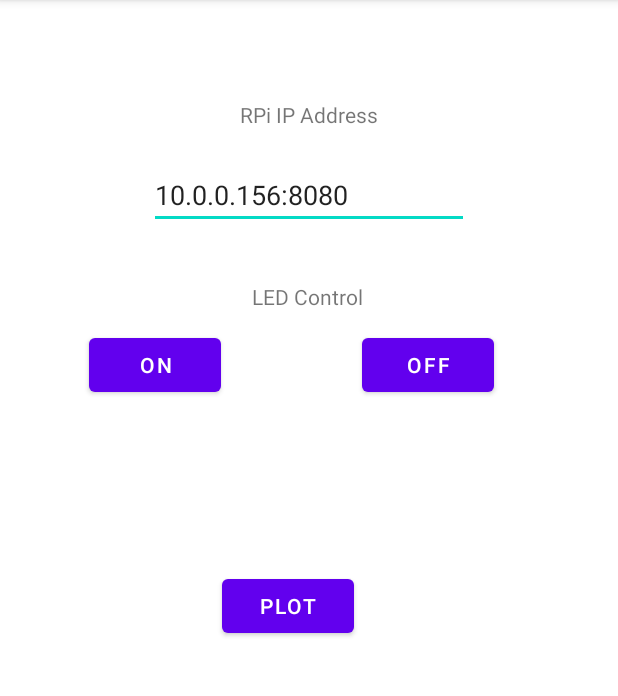
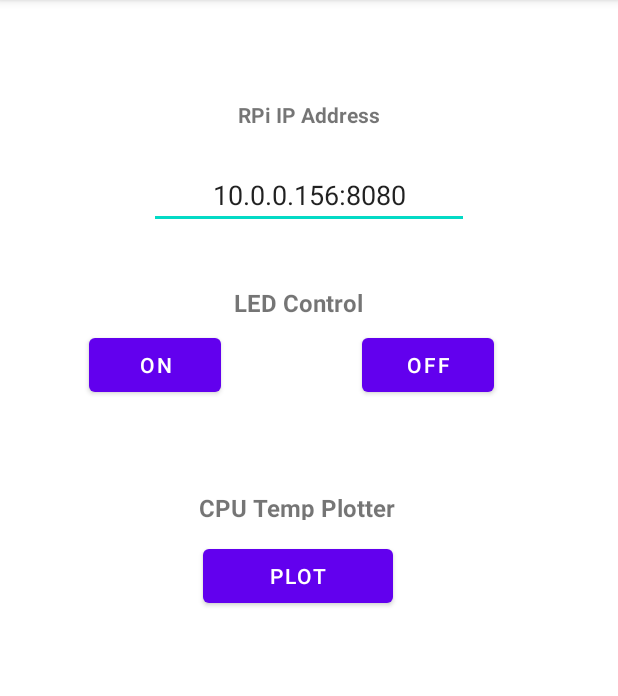
Before and after one commit to ksarsh/Pie-Controller, an Android app: the screen it shows after launch (MainActivity), after a tap on "ON", on a phone screen of 412 x 824 dp, the part 84-780 px from its top. Run offline under Robolectric (Android 15) with nearby library versions, the phone set to English and light mode, and no system bars.

Commit message:
Clean up & Format Application Page

```diff
--- a/RPiController/app/src/main/java/com/example/rpi_controller/MainActivity.java
+++ b/RPiController/app/src/main/java/com/example/rpi_controller/MainActivity.java
@@ -77,14 +77,7 @@ public class MainActivity extends AppCompatActivity {
             @Override
             public void onClick(View v) {
                 Log.d("Arjun Plotter Test", "Hello Plotter");
-                // startActivity(new Intent(MainActivity.this, Plotter.class));
                 Intent intent = new Intent(MainActivity.this, Plotter.class);
-//                String[] str1 = {"Arj","jun","Sha","nkar","ks"};
-//                double[] num2 = {6.0,7.0,8.0,9.0,10.0};
-//
-//                intent.putExtra("Str", str1);
-//                intent.putExtra("Flt", num2);
-
                 intent.putExtra("HashMap", (Serializable) TimeTempMap);
                 startActivity(intent);
             }
@@ -94,32 +87,16 @@ public class MainActivity extends AppCompatActivity {
     public void getIpAndPort()
     {
         String ipAndPort = ipAddr.getText().toString();
-        Log.d("Arjun IP Test", "IP: " + ipAndPort);
         String temp[] = ipAndPort.split(":");
         wifiIP = temp[0];
         wifiPort = Integer.valueOf(temp[1]);
-        Log.d("Arjun IP Test", "IP: " + wifiIP);
-        Log.d("Arjun IP Test", "Port: " + wifiPort);
+        Log.d("Arjun IP Test", "IP: " + wifiIP + " Port: " + wifiPort);
     }
-
-//        ArrayList<Instant> sortedInstant = new ArrayList<Instant>(TimeTempRecvMap.keySet());
-//        Collections.sort(sortedInstant);
-
-//    public ArrayList<Float> sortTemp(ArrayList<Instant> sortedInstant)
-//    {
-//        ArrayList<Float> sortedTemp = new ArrayList<>()
-//    }
-
-
 
     @RequiresApi(api = Build.VERSION_CODES.O)
     public void insertKeyValue(float fTemp){
         Instant instant = Instant.now();
         TimeTempMap.put(instant, fTemp);
-//        ArrayList<Instant> sortedKeys = new ArrayList<Instant>(TimeTempMap.keySet());
-//        Collections.sort(sortedKeys);
-//        for(Instant inst : sortedKeys)
-//            Log.d("Arjun Dict Test", "key: " + inst + " Value: " + TimeTempMap.get(inst));
     }
 
     public class SocketAsyncTask extends AsyncTask<Void,Void,Void>
--- a/RPiController/app/src/main/java/com/example/rpi_controller/Plotter.java
+++ b/RPiController/app/src/main/java/com/example/rpi_controller/Plotter.java
@@ -38,20 +38,11 @@ public class Plotter extends AppCompatActivity {
 
         tempPlot = findViewById(R.id.tempPlot);
 
-        // Test getIntent()
-
         TimeTempRecvMap = (Map<Instant, Float>) getIntent().getSerializableExtra("HashMap");
 
-//        for(Instant inst: TimeTempRecvMap.keySet())
-//            Log.d("Arjun Intent HM Test", "Time: " + inst + " Temp: " + TimeTempRecvMap.get(inst));
-
         final Instant[] instantLabel = sortInstant();
-        final Number[] timeLabel = {1,2,3,4,5,6,7,8,9,10,11,12,13,14,15,16,17,18,19,20,21};
-        //double[] tempLabel = {44.2, 45.6, 39.3, 40.4, 46.8, 41.9, 45.7, 48.5, 48.4, 46.7};
-        Number[] seriesNumber = {2,4,6,8,10,14,16,18,22,24};
         final Float[] tempNumber = sortTemp(instantLabel);
 
-        // XYSeries tempSeries = new SimpleXYSeries(Arrays.asList(seriesNumber), SimpleXYSeries.ArrayFormat.Y_VALS_ONLY, "Series");
         XYSeries tempSeries = new SimpleXYSeries(Arrays.asList(tempNumber), SimpleXYSeries.ArrayFormat.Y_VALS_ONLY, "Series");
 
         LineAndPointFormatter seriesFormat = new LineAndPointFormatter(Color.RED, Color.GREEN, null,null);
@@ -64,8 +55,6 @@ public class Plotter extends AppCompatActivity {
             @Override
             public StringBuffer format(Object obj, StringBuffer toAppendTo, FieldPosition pos) {
                 int i = Math.round( ((Number) obj).floatValue());
-                Log.d("Arjun i Test", "i: " + i);
-                //return toAppendTo.append(timeLabel[i]);
                 return toAppendTo.append(instantLabel[i]);
             }
 
--- a/RPiController/app/src/main/res/layout/activity_main.xml
+++ b/RPiController/app/src/main/res/layout/activity_main.xml
@@ -12,18 +12,36 @@
         android:layout_height="19dp"
         android:layout_marginTop="174dp"
         android:text="LED Control"
+        android:textSize="16sp"
+        android:textStyle="bold"
         app:layout_constraintBottom_toBottomOf="parent"
-        app:layout_constraintHorizontal_bias="0.498"
+        app:layout_constraintHorizontal_bias="0.478"
         app:layout_constraintLeft_toLeftOf="parent"
         app:layout_constraintRight_toRightOf="parent"
         app:layout_constraintTop_toTopOf="parent"
-        app:layout_constraintVertical_bias="0.024" />
+        app:layout_constraintVertical_bias="0.029" />
+
+    <TextView
+        android:id="@+id/textView2"
+        android:layout_width="wrap_content"
+        android:layout_height="19dp"
+        android:layout_marginTop="310dp"
+        android:text="CPU Temp Plotter"
+        android:textSize="16sp"
+        android:textStyle="bold"
+        app:layout_constraintBottom_toBottomOf="parent"
+        app:layout_constraintHorizontal_bias="0.471"
+        app:layout_constraintLeft_toLeftOf="parent"
+        app:layout_constraintRight_toRightOf="parent"
+        app:layout_constraintTop_toTopOf="parent"
+        app:layout_constraintVertical_bias="0.039" />
 
     <TextView
         android:layout_width="wrap_content"
         android:layout_height="19dp"
         android:layout_marginTop="48dp"
         android:text="RPi IP Address"
+        android:textStyle="bold"
         app:layout_constraintBottom_toBottomOf="parent"
         app:layout_constraintLeft_toLeftOf="parent"
         app:layout_constraintRight_toRightOf="parent"
@@ -34,12 +52,13 @@
         android:id="@+id/ipAddr"
         android:layout_width="wrap_content"
         android:layout_height="wrap_content"
-        android:layout_marginStart="101dp"
+        android:layout_marginStart="130dp"
         android:layout_marginTop="107dp"
-        android:layout_marginEnd="101dp"
+        android:layout_marginEnd="130dp"
         android:ems="10"
         android:inputType="textPersonName"
         android:text="10.0.0.156:8080"
+        android:textAlignment="center"
         app:layout_constraintEnd_toEndOf="parent"
         app:layout_constraintStart_toStartOf="parent"
         app:layout_constraintTop_toTopOf="parent" />
@@ -63,7 +82,7 @@
         android:layout_height="0dp"
         android:layout_marginStart="241dp"
         android:layout_marginTop="219dp"
-        android:layout_marginEnd="170dp"
+        android:layout_marginEnd="70dp"
         android:text="Off"
         app:layout_constraintEnd_toEndOf="parent"
         app:layout_constraintHorizontal_bias="0.0"
@@ -72,14 +91,14 @@
 
     <Button
         android:id="@+id/btnPlot"
-        android:layout_width="88dp"
+        android:layout_width="0dp"
         android:layout_height="wrap_content"
-        android:layout_marginStart="147dp"
-        android:layout_marginTop="380dp"
-        android:layout_marginEnd="176dp"
+        android:layout_marginStart="135dp"
+        android:layout_marginTop="360dp"
+        android:layout_marginEnd="150dp"
         android:text="Plot"
         app:layout_constraintEnd_toEndOf="parent"
-        app:layout_constraintHorizontal_bias="1.0"
+        app:layout_constraintHorizontal_bias="0.0"
         app:layout_constraintStart_toStartOf="parent"
         app:layout_constraintTop_toTopOf="parent" />
 
--- a/RPiController/app/src/main/res/layout/activity_plotter.xml
+++ b/RPiController/app/src/main/res/layout/activity_plotter.xml
@@ -12,9 +12,8 @@
         android:layout_width="fill_parent"
         android:layout_height="fill_parent"
         android:id="@+id/tempPlot"
-        ap:title="Raspberry Pi Temperature"
+        ap:title="RPi CPU Temperature"
         ap:rangeTitle="Range"
-        ap:domainTitle="Domain"
         />
 
 </LinearLayout>
```
